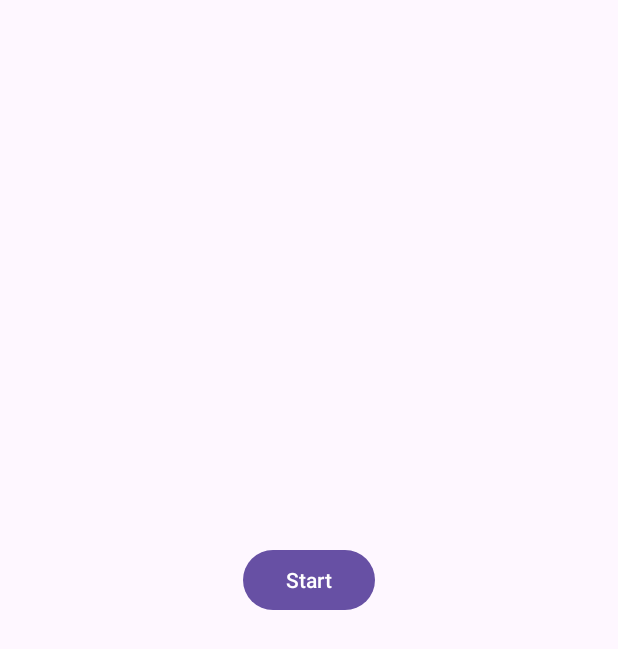
After one commit to devfast01/service_background, an Android app: the layout activity_example2.xml on its own in the app's theme, with its tools: preview values and no code run, on a phone screen of 412 x 824 dp. The commit adds this screen. Shown: the top 649 px of the screen. Run offline under Robolectric (Android 15) with nearby library versions, the phone set to English and light mode, and no system bars.

Commit message:
Error is Example_2

```diff
--- a/app/build.gradle
+++ b/app/build.gradle
@@ -34,6 +34,10 @@ android {
     buildFeatures {
         buildConfig = true
     }
+
+    buildFeatures{
+        viewBinding =  true
+    }
 }
 
 dependencies {
--- a/app/src/main/java/com/example/background_service/Example_2/Constants.kt
+++ b/app/src/main/java/com/example/background_service/Example_2/Constants.kt
@@ -1,6 +1,6 @@
 package com.example.background_service.Example_2
 
 object Constants {
-    const val CHANNEL_ID = "55"
+    const val CHANNEL_ID = "1"
     const val MUSIC_NOTIFICATION_ID = 123
 }
--- /dev/null
+++ b/app/src/main/res/layout/activity_example2.xml
@@ -0,0 +1,19 @@
+<?xml version="1.0" encoding="utf-8"?>
+<androidx.constraintlayout.widget.ConstraintLayout xmlns:android="http://schemas.android.com/apk/res/android"
+    xmlns:app="http://schemas.android.com/apk/res-auto"
+    xmlns:tools="http://schemas.android.com/tools"
+    android:layout_width="match_parent"
+    android:layout_height="match_parent"
+    tools:context=".Example_2.Example2_activity">
+
+    <Button
+        android:id="@+id/button"
+        android:layout_width="wrap_content"
+        android:layout_height="wrap_content"
+        android:text="Start"
+        app:layout_constraintBottom_toBottomOf="parent"
+        app:layout_constraintEnd_toEndOf="parent"
+        app:layout_constraintStart_toStartOf="parent"
+        app:layout_constraintTop_toTopOf="parent"
+        app:layout_constraintVertical_bias="0.467" />
+</androidx.constraintlayout.widget.ConstraintLayout>
--- a/app/src/main/res/layout/activity_main.xml
+++ b/app/src/main/res/layout/activity_main.xml
@@ -20,8 +20,10 @@
         android:id="@+id/btn_start"
         android:layout_width="wrap_content"
         android:layout_height="wrap_content"
+        android:layout_margin="50dp"
+        android:layout_marginLeft="32dp"
+        android:layout_marginTop="200dp"
         android:text="Start"
-        android:layout_margin="50dp"
         app:layout_constraintLeft_toLeftOf="parent"
         app:layout_constraintTop_toTopOf="parent" />
 
```
Also changed, not shown: app/src/main/AndroidManifest.xml (+15 -5 lines), app/src/main/java/com/example/background_service/Example_2/Example2_activity.kt (added, +59 -0 lines), app/src/main/java/com/example/background_service/Example_2/MyService_2.kt (+79 -1 lines), 1 other file.
